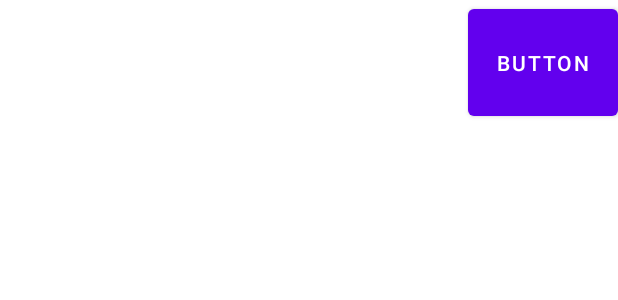
After one commit to jakekang28/Project1, an Android app: the layout fragment2contents.xml on its own in the app's theme, with its tools: preview values and no code run, on a phone screen of 412 x 824 dp. The commit adds this screen. Shown: the top 300 px of the screen. Run offline under Robolectric (Android 15) with nearby library versions, the phone set to English and light mode, and no system bars.

Commit message:
frag2 implementing

```diff
--- a/app/src/main/java/com/example/project1/ImageAdapter.java
+++ b/app/src/main/java/com/example/project1/ImageAdapter.java
@@ -8,6 +8,7 @@ import android.view.View;
 import android.view.ViewGroup;
 import android.widget.Button;
 import android.widget.ImageView;
+import android.widget.LinearLayout;
 
 import androidx.annotation.NonNull;
 import androidx.recyclerview.widget.RecyclerView;
@@ -45,9 +46,11 @@ public class ImageAdapter extends RecyclerView.Adapter<ImageAdapter.imgViewHolde
     public static class imgViewHolder extends RecyclerView.ViewHolder{
         public ImageView imageView;
         public Button btn;
-
+        private LinearLayout layout;
         public imgViewHolder(View itemView){
             super(itemView);
+
+            layout = (LinearLayout)itemView.findViewById(R.id.imagecontents);
             imageView = itemView.findViewById(R.id.image_example);
             btn = itemView.findViewById(R.id.biggerimage);
         }
--- /dev/null
+++ b/app/src/main/res/layout/fragment2contents.xml
@@ -0,0 +1,26 @@
+<?xml version="1.0" encoding="utf-8"?>
+<LinearLayout xmlns:android="http://schemas.android.com/apk/res/android"
+    xmlns:app="http://schemas.android.com/apk/res-auto"
+    xmlns:tools="http://schemas.android.com/tools"
+    android:id="@+id/imagecontents"
+    android:layout_width="match_parent"
+    android:layout_height="match_parent"
+    android:background="@android:color/white"
+    android:orientation="horizontal">
+
+    <ImageView
+        android:id="@+id/image_example"
+        android:layout_width="100dp"
+        android:layout_height="83dp"
+        android:layout_weight="1"
+        android:scaleType="fitCenter" />
+
+    <Button
+        android:id="@+id/biggerimage"
+        android:layout_width="100dp"
+        android:layout_height="83dp"
+        android:enabled="true"
+        android:text="Button"
+        android:visibility="visible" />
+
+</LinearLayout>
```
Also changed, not shown: app/src/main/res/layout/fragmentdisplay2.xml (+5 -15 lines).
